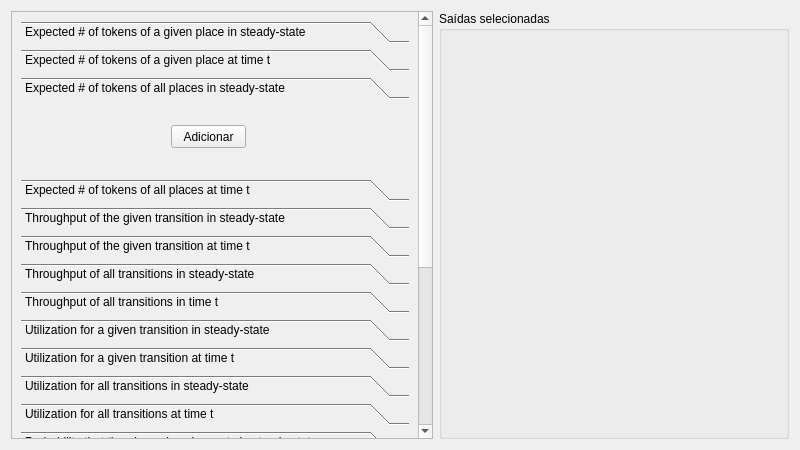
Above: SPNPNewGui/parametersform.ui from hackerlank/training_project before the change. Below: the same form after it.
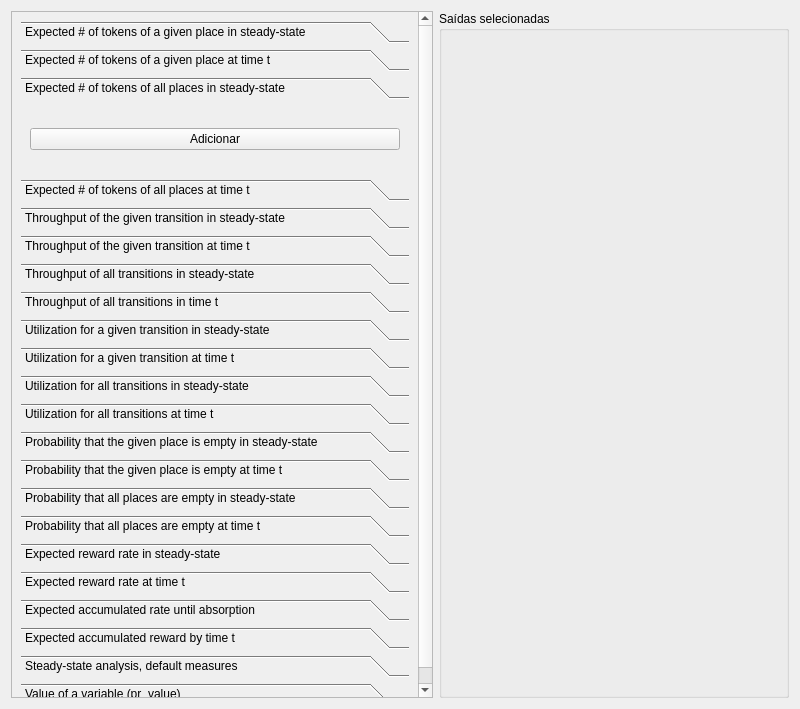
That is the form after the change. The open tabs and pages were chosen to show the change.

Commit message: renomeação de objetos visuais

The edit to the form file:
```diff
--- a/SPNPNewGui/parametersform.ui
+++ b/SPNPNewGui/parametersform.ui
@@ -7,7 +7,7 @@
     <x>0</x>
     <y>0</y>
     <width>800</width>
-    <height>450</height>
+    <height>709</height>
    </rect>
   </property>
   <property name="windowTitle">
@@ -23,9 +23,9 @@
       <property name="geometry">
        <rect>
         <x>0</x>
-        <y>-343</y>
-        <width>408</width>
-        <height>773</height>
+        <y>0</y>
+        <width>424</width>
+        <height>689</height>
        </rect>
       </property>
       <layout class="QGridLayout" name="gridLayout_2">
@@ -145,26 +145,22 @@
            <rect>
             <x>0</x>
             <y>0</y>
-            <width>390</width>
-            <height>73</height>
+            <width>389</width>
+            <height>69</height>
            </rect>
           </property>
           <attribute name="label">
            <string>Expected # of tokens of all places in steady-state</string>
           </attribute>
-          <widget class="QPushButton" name="bt_places_steady">
-           <property name="geometry">
-            <rect>
-             <x>150</x>
-             <y>20</y>
-             <width>75</width>
-             <height>23</height>
-            </rect>
-           </property>
-           <property name="text">
-            <string>Adicionar</string>
-           </property>
-          </widget>
+          <layout class="QGridLayout" name="gridLayout_10">
+           <item row="0" column="0">
+            <widget class="QPushButton" name="bt_places_steady">
+             <property name="text">
+              <string>Adicionar</string>
+             </property>
+            </widget>
+           </item>
+          </layout>
          </widget>
          <widget class="QWidget" name="expected_4">
           <property name="geometry">
```
Left out of the diff: 198 changed lines with no effect on the pictures.
